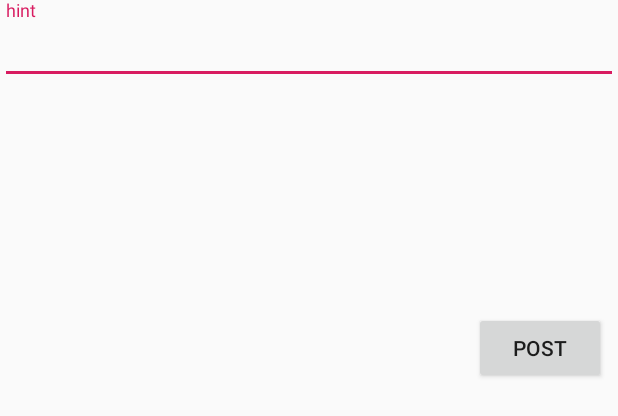
After one commit to lychuang/mobile_team3, an Android app: the layout activity_add_comment.xml on its own in the app's theme, with its tools: preview values and no code run, on a phone screen of 412 x 824 dp. The commit adds this screen. Shown: the top 416 px of the screen. Run offline under Robolectric (Android 15) with nearby library versions, the phone set to English and light mode, and no system bars.

Commit message:
Set up activity for comment

```diff
--- /dev/null
+++ b/app/src/main/res/drawable/ic_favorite_red_24dp.xml
@@ -0,0 +1,5 @@
+<vector android:height="24dp" android:tint="#FF0000"
+    android:viewportHeight="24.0" android:viewportWidth="24.0"
+    android:width="24dp" xmlns:android="http://schemas.android.com/apk/res/android">
+    <path android:fillColor="#FF000000" android:pathData="M12,21.35l-1.45,-1.32C5.4,15.36 2,12.28 2,8.5 2,5.42 4.42,3 7.5,3c1.74,0 3.41,0.81 4.5,2.09C13.09,3.81 14.76,3 16.5,3 19.58,3 22,5.42 22,8.5c0,3.78 -3.4,6.86 -8.55,11.54L12,21.35z"/>
+</vector>
--- /dev/null
+++ b/app/src/main/res/layout/activity_add_comment.xml
@@ -0,0 +1,29 @@
+<?xml version="1.0" encoding="utf-8"?>
+<android.support.constraint.ConstraintLayout
+    xmlns:android="http://schemas.android.com/apk/res/android"
+    xmlns:app="http://schemas.android.com/apk/res-auto"
+    android:layout_width="match_parent"
+    android:layout_height="match_parent">
+
+    <android.support.design.widget.TextInputLayout
+        android:id="@+id/comment_box"
+        android:layout_width="match_parent"
+        android:layout_height="200dp">
+
+        <android.support.design.widget.TextInputEditText
+            android:layout_width="match_parent"
+            android:layout_height="wrap_content"
+            android:hint="hint" />
+
+    </android.support.design.widget.TextInputLayout>
+
+    <Button
+        android:id="@+id/post_button"
+        android:layout_width="88dp"
+        android:layout_height="wrap_content"
+        android:layout_marginTop="8dp"
+        android:layout_marginEnd="8dp"
+        android:text="POST"
+        app:layout_constraintEnd_toEndOf="parent"
+        app:layout_constraintTop_toBottomOf="@+id/comment_box" />
+</android.support.constraint.ConstraintLayout>
```
Also changed, not shown: app/src/main/java/com/example/lachlanhuang/buskerbusker/AddCommentActivity.java (added, +13 -0 lines), app/src/main/res/drawable/ic_chat_bubble_outline_black_24dp.xml (added, +9 -0 lines), app/src/main/res/layout/feed_item.xml (+13 -0 lines).
